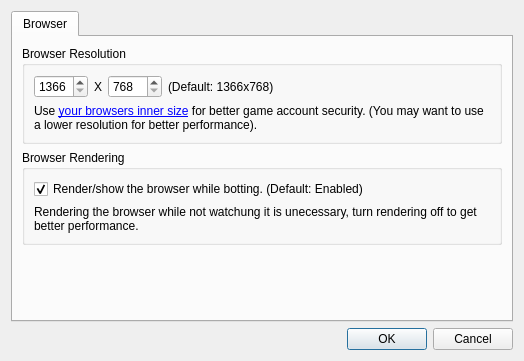
This is botfather/gui/config_dialog.ui in botfatherio/botfather as Qt 5 draws it before an edit. The edited form follows.
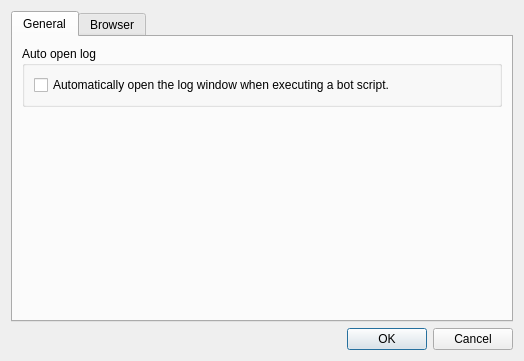
This is the edited form. Icons and pictures are not drawn.

Commit message: Adds OPEN_LOG_ON_PLAY settings

```diff
--- a/botfather/gui/config_dialog.ui
+++ b/botfather/gui/config_dialog.ui
@@ -23,6 +23,42 @@
      <property name="currentIndex">
       <number>0</number>
      </property>
+     <widget class="QWidget" name="tab_2">
+      <attribute name="title">
+       <string>General</string>
+      </attribute>
+      <layout class="QVBoxLayout" name="verticalLayout_3">
+       <item>
+        <widget class="QGroupBox" name="groupBox">
+         <property name="title">
+          <string>Auto open log</string>
+         </property>
+         <layout class="QVBoxLayout" name="verticalLayout_5">
+          <item>
+           <widget class="QCheckBox" name="open_log_on_play">
+            <property name="text">
+             <string>Automatically open the log window when executing a bot script.</string>
+            </property>
+           </widget>
+          </item>
+         </layout>
+        </widget>
+       </item>
+       <item>
+        <spacer name="verticalSpacer_3">
+         <property name="orientation">
+          <enum>Qt::Vertical</enum>
+         </property>
+         <property name="sizeHint" stdset="0">
+          <size>
+           <width>20</width>
+           <height>40</height>
+          </size>
+         </property>
+        </spacer>
+       </item>
+      </layout>
+     </widget>
      <widget class="QWidget" name="tab">
       <attribute name="title">
        <string>Browser</string>
```
The commit also changes 2 other files.
